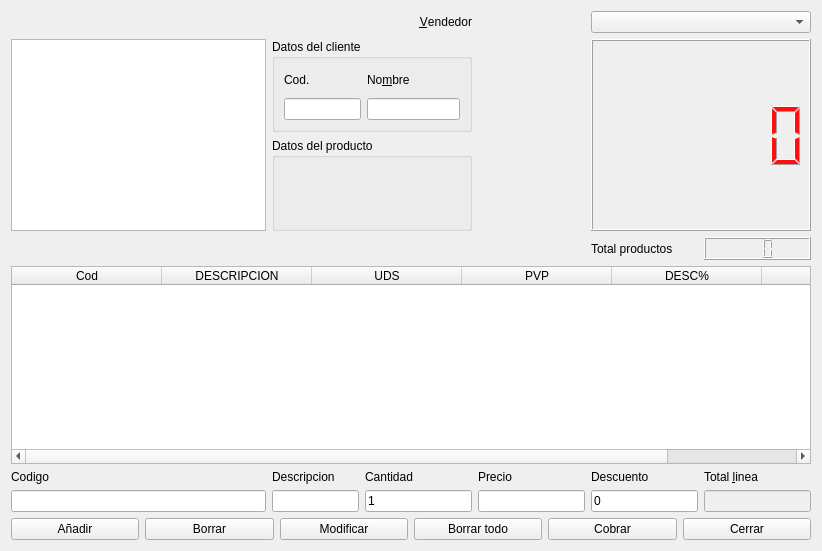
Qt form tpv.ui (Ladis72/tienda) before a commit.
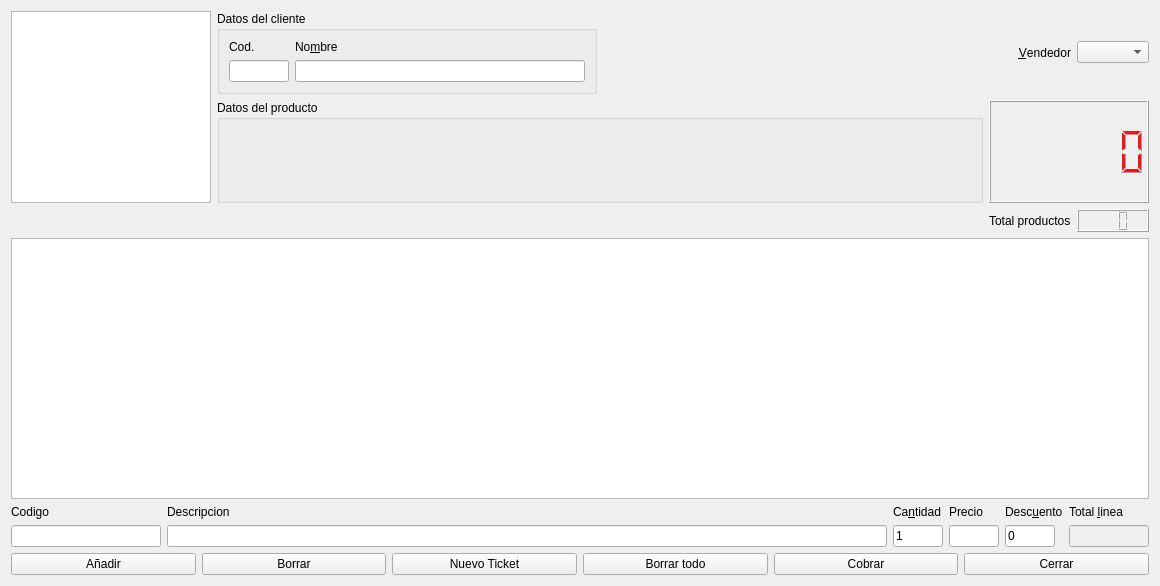
The same form after that commit.

```diff
--- a/tpv.ui
+++ b/tpv.ui
@@ -9,12 +9,12 @@
    <rect>
     <x>0</x>
     <y>0</y>
-    <width>822</width>
-    <height>551</height>
+    <width>1160</width>
+    <height>586</height>
    </rect>
   </property>
   <property name="sizePolicy">
-   <sizepolicy hsizetype="Preferred" vsizetype="Preferred">
+   <sizepolicy hsizetype="Maximum" vsizetype="Maximum">
     <horstretch>0</horstretch>
     <verstretch>0</verstretch>
    </sizepolicy>
@@ -22,160 +22,50 @@
   <property name="windowTitle">
    <string>TPV</string>
   </property>
-  <layout class="QGridLayout" name="gridLayout" columnstretch="0,1,0,0,0,0,0,0,0,0">
-   <item row="5" column="0" colspan="10">
-    <widget class="QTableWidget" name="parrilla_ventas">
-     <property name="focusPolicy">
-      <enum>Qt::ClickFocus</enum>
-     </property>
+  <layout class="QGridLayout" name="gridLayout_3">
+   <item row="5" column="0" colspan="5">
+    <widget class="QTableView" name="tableView">
      <property name="editTriggers">
       <set>QAbstractItemView::NoEditTriggers</set>
      </property>
-     <property name="alternatingRowColors">
-      <bool>true</bool>
-     </property>
      <property name="selectionMode">
       <enum>QAbstractItemView::SingleSelection</enum>
      </property>
      <property name="selectionBehavior">
       <enum>QAbstractItemView::SelectRows</enum>
      </property>
-     <attribute name="horizontalHeaderCascadingSectionResizes">
-      <bool>false</bool>
-     </attribute>
-     <attribute name="horizontalHeaderDefaultSectionSize">
-      <number>150</number>
-     </attribute>
-     <attribute name="horizontalHeaderHighlightSections">
-      <bool>true</bool>
-     </attribute>
-     <attribute name="horizontalHeaderShowSortIndicator" stdset="0">
-      <bool>false</bool>
-     </attribute>
-     <attribute name="horizontalHeaderStretchLastSection">
-      <bool>false</bool>
-     </attribute>
-     <attribute name="verticalHeaderVisible">
-      <bool>false</bool>
-     </attribute>
-     <column>
-      <property name="text">
-       <string>Cod</string>
-      </property>
-      <property name="font">
-       <font>
-        <weight>50</weight>
-        <bold>false</bold>
-       </font>
-      </property>
-     </column>
-     <column>
-      <property name="text">
-       <string>DESCRIPCION</string>
-      </property>
-     </column>
-     <column>
-      <property name="text">
-       <string>UDS</string>
-      </property>
-     </column>
-     <column>
-      <property name="text">
-       <string>PVP</string>
-      </property>
-     </column>
-     <column>
-      <property name="text">
-       <string>DESC%</string>
-      </property>
-     </column>
-     <column>
-      <property name="text">
-       <string>TOTAL</string>
-      </property>
-     </column>
     </widget>
    </item>
-   <item row="7" column="0">
-    <widget class="QLineEdit" name="lineEdit_cod">
-     <property name="text">
-      <string/>
+   <item row="4" column="4">
+    <widget class="QLCDNumber" name="lcdProductos">
+     <property name="font">
+      <font>
+       <weight>75</weight>
+       <bold>true</bold>
+      </font>
      </property>
-    </widget>
-   </item>
-   <item row="1" column="8" colspan="2">
-    <widget class="QComboBox" name="comboBox_vendedor"/>
-   </item>
-   <item row="7" column="9">
-    <widget class="QLineEdit" name="lineEdit_6">
-     <property name="enabled">
+     <property name="autoFillBackground">
       <bool>false</bool>
      </property>
-    </widget>
-   </item>
-   <item row="2" column="1" colspan="6">
-    <widget class="QGroupBox" name="groupBox_cliente">
-     <property name="title">
-      <string>Datos del cliente</string>
+     <property name="styleSheet">
+      <string notr="true">color: rgb(0, 0, 255);</string>
      </property>
-     <layout class="QGridLayout" name="gridLayout_2">
-      <item row="0" column="0">
-       <widget class="QLabel" name="label_cod_cliente">
-        <property name="text">
-         <string>Cod.</string>
-        </property>
-        <property name="buddy">
-         <cstring>lineEdit_cod_cliente</cstring>
-        </property>
-       </widget>
-      </item>
-      <item row="1" column="2">
-       <widget class="QLineEdit" name="lineEdit_nobre_cliente"/>
-      </item>
-      <item row="1" column="0" colspan="2">
-       <widget class="QLineEdit" name="lineEdit_cod_cliente"/>
-      </item>
-      <item row="0" column="2">
-       <widget class="QLabel" name="label_nombr_cliente">
-        <property name="text">
-         <string>No&amp;mbre</string>
-        </property>
-        <property name="buddy">
-         <cstring>lineEdit_nobre_cliente</cstring>
-        </property>
-       </widget>
-      </item>
-     </layout>
-    </widget>
-   </item>
-   <item row="7" column="6">
-    <widget class="QLineEdit" name="lineEdit_Uds">
      <property name="inputMethodHints">
       <set>Qt::ImhDigitsOnly</set>
      </property>
-     <property name="text">
-      <string>1</string>
+     <property name="digitCount">
+      <number>3</number>
      </property>
     </widget>
    </item>
-   <item row="7" column="8">
-    <widget class="QLineEdit" name="lineEdit_descuento">
+   <item row="4" column="3">
+    <widget class="QLabel" name="label_6">
      <property name="text">
-      <string>0</string>
+      <string>Total productos</string>
      </property>
     </widget>
    </item>
-   <item row="6" column="0">
-    <widget class="QLabel" name="label">
-     <property name="text">
-      <string>Codigo</string>
-     </property>
-     <property name="buddy">
-      <cstring>lineEdit_cod</cstring>
-     </property>
-    </widget>
-   </item>
-   <item row="1" column="6">
+   <item row="0" column="3">
     <widget class="QLabel" name="label_vendedor">
      <property name="layoutDirection">
       <enum>Qt::LeftToRight</enum>
@@ -191,92 +81,7 @@
      </property>
     </widget>
    </item>
-   <item row="6" column="1">
-    <widget class="QLabel" name="label_2">
-     <property name="text">
-      <string>Descripcion</string>
-     </property>
-     <property name="buddy">
-      <cstring>lineEdit_desc</cstring>
-     </property>
-    </widget>
-   </item>
-   <item row="3" column="1" colspan="6">
-    <widget class="QGroupBox" name="groupBox">
-     <property name="focusPolicy">
-      <enum>Qt::ClickFocus</enum>
-     </property>
-     <property name="title">
-      <string>Datos del producto</string>
-     </property>
-    </widget>
-   </item>
-   <item row="6" column="6">
-    <widget class="QLabel" name="label_3">
-     <property name="text">
-      <string>Cantidad</string>
-     </property>
-     <property name="buddy">
-      <cstring>lineEdit_Uds</cstring>
-     </property>
-    </widget>
-   </item>
-   <item row="7" column="1" colspan="5">
-    <widget class="QLineEdit" name="lineEdit_desc"/>
-   </item>
-   <item row="2" column="0" rowspan="2">
-    <widget class="QTableWidget" name="table_tickets"/>
-   </item>
-   <item row="6" column="9">
-    <widget class="QLabel" name="label_5">
-     <property name="text">
-      <string>Total &amp;linea</string>
-     </property>
-     <property name="buddy">
-      <cstring>lineEdit_6</cstring>
-     </property>
-    </widget>
-   </item>
-   <item row="6" column="8">
-    <widget class="QLabel" name="label_4">
-     <property name="text">
-      <string>Descuento</string>
-     </property>
-     <property name="buddy">
-      <cstring>lineEdit_descuento</cstring>
-     </property>
-    </widget>
-   </item>
-   <item row="4" column="8">
-    <widget class="QLabel" name="label_6">
-     <property name="text">
-      <string>Total productos</string>
-     </property>
-    </widget>
-   </item>
-   <item row="4" column="9">
-    <widget class="QLCDNumber" name="lcdProductos">
-     <property name="font">
-      <font>
-       <weight>75</weight>
-       <bold>true</bold>
-      </font>
-     </property>
-     <property name="autoFillBackground">
-      <bool>false</bool>
-     </property>
-     <property name="styleSheet">
-      <string notr="true">color: rgb(0, 0, 255);</string>
-     </property>
-     <property name="inputMethodHints">
-      <set>Qt::ImhNone</set>
-     </property>
-     <property name="digitCount">
-      <number>3</number>
-     </property>
-    </widget>
-   </item>
-   <item row="2" column="8" rowspan="2" colspan="2">
+   <item row="1" column="3" rowspan="3" colspan="2">
     <widget class="QLCDNumber" name="lcdNumber_total">
      <property name="enabled">
       <bool>true</bool>
@@ -324,7 +129,227 @@
      </property>
     </widget>
    </item>
-   <item row="10" column="0" colspan="10">
+   <item row="0" column="0" rowspan="4">
+    <widget class="QTableView" name="tableViewTicketsPendientes">
+     <property name="maximumSize">
+      <size>
+       <width>200</width>
+       <height>16777215</height>
+      </size>
+     </property>
+     <property name="editTriggers">
+      <set>QAbstractItemView::NoEditTriggers</set>
+     </property>
+     <property name="alternatingRowColors">
+      <bool>true</bool>
+     </property>
+     <property name="selectionMode">
+      <enum>QAbstractItemView::SingleSelection</enum>
+     </property>
+     <property name="selectionBehavior">
+      <enum>QAbstractItemView::SelectRows</enum>
+     </property>
+    </widget>
+   </item>
+   <item row="6" column="0" colspan="5">
+    <layout class="QGridLayout" name="gridLayout">
+     <item row="0" column="0">
+      <widget class="QLabel" name="label">
+       <property name="text">
+        <string>Codigo</string>
+       </property>
+       <property name="buddy">
+        <cstring>lineEdit_cod</cstring>
+       </property>
+      </widget>
+     </item>
+     <item row="0" column="1">
+      <widget class="QLabel" name="label_2">
+       <property name="text">
+        <string>Descripcion</string>
+       </property>
+       <property name="buddy">
+        <cstring>lineEdit_desc</cstring>
+       </property>
+      </widget>
+     </item>
+     <item row="0" column="2">
+      <widget class="QLabel" name="label_3">
+       <property name="text">
+        <string>Ca&amp;ntidad</string>
+       </property>
+       <property name="buddy">
+        <cstring>lineEdit_Uds</cstring>
+       </property>
+      </widget>
+     </item>
+     <item row="0" column="3">
+      <widget class="QLabel" name="label_7">
+       <property name="text">
+        <string>Precio</string>
+       </property>
+       <property name="buddy">
+        <cstring>lineEdit_precio</cstring>
+       </property>
+      </widget>
+     </item>
+     <item row="0" column="4">
+      <widget class="QLabel" name="label_4">
+       <property name="text">
+        <string>Desc&amp;uento</string>
+       </property>
+       <property name="buddy">
+        <cstring>lineEdit_descuento</cstring>
+       </property>
+      </widget>
+     </item>
+     <item row="0" column="5">
+      <widget class="QLabel" name="label_5">
+       <property name="text">
+        <string>Total &amp;linea</string>
+       </property>
+       <property name="buddy">
+        <cstring>lineEdit_6</cstring>
+       </property>
+      </widget>
+     </item>
+     <item row="1" column="0">
+      <widget class="QLineEdit" name="lineEdit_cod">
+       <property name="maximumSize">
+        <size>
+         <width>150</width>
+         <height>16777215</height>
+        </size>
+       </property>
+       <property name="text">
+        <string/>
+       </property>
+       <property name="maxLength">
+        <number>13</number>
+       </property>
+      </widget>
+     </item>
+     <item row="1" column="1">
+      <widget class="QLineEdit" name="lineEdit_desc"/>
+     </item>
+     <item row="1" column="2">
+      <widget class="QLineEdit" name="lineEdit_Uds">
+       <property name="maximumSize">
+        <size>
+         <width>50</width>
+         <height>16777215</height>
+        </size>
+       </property>
+       <property name="inputMethodHints">
+        <set>Qt::ImhDigitsOnly</set>
+       </property>
+       <property name="text">
+        <string>1</string>
+       </property>
+       <property name="maxLength">
+        <number>3</number>
+       </property>
+      </widget>
+     </item>
+     <item row="1" column="3">
+      <widget class="QLineEdit" name="lineEdit_precio">
+       <property name="maximumSize">
+        <size>
+         <width>50</width>
+         <height>16777215</height>
+        </size>
+       </property>
+       <property name="maxLength">
+        <number>6</number>
+       </property>
+      </widget>
+     </item>
+     <item row="1" column="4">
+      <widget class="QLineEdit" name="lineEdit_descuento">
+       <property name="maximumSize">
+        <size>
+         <width>50</width>
+         <height>16777215</height>
+        </size>
+       </property>
+       <property name="text">
+        <string>0</string>
+       </property>
+       <property name="maxLength">
+        <number>3</number>
+       </property>
+      </widget>
+     </item>
+     <item row="1" column="5">
+      <widget class="QLineEdit" name="lineEdit_6">
+       <property name="enabled">
+        <bool>false</bool>
+       </property>
+       <property name="maximumSize">
+        <size>
+         <width>80</width>
+         <height>16777215</height>
+        </size>
+       </property>
+      </widget>
+     </item>
+    </layout>
+   </item>
+   <item row="0" column="1">
+    <widget class="QGroupBox" name="groupBox_cliente">
+     <property name="maximumSize">
+      <size>
+       <width>800</width>
+       <height>16777215</height>
+      </size>
+     </property>
+     <property name="title">
+      <string>Datos del cliente</string>
+     </property>
+     <layout class="QGridLayout" name="gridLayout_2">
+      <item row="0" column="0">
+       <widget class="QLabel" name="label_cod_cliente">
+        <property name="text">
+         <string>Cod.</string>
+        </property>
+        <property name="buddy">
+         <cstring>lineEdit_cod_cliente</cstring>
+        </property>
+       </widget>
+      </item>
+      <item row="1" column="2">
+       <widget class="QLineEdit" name="lineEdit_nobre_cliente"/>
+      </item>
+      <item row="0" column="2">
+       <widget class="QLabel" name="label_nombr_cliente">
+        <property name="text">
+         <string>No&amp;mbre</string>
+        </property>
+        <property name="buddy">
+         <cstring>lineEdit_nobre_cliente</cstring>
+        </property>
+       </widget>
+      </item>
+      <item row="1" column="0">
+       <widget class="QLineEdit" name="lineEdit_cod_cliente">
+        <property name="maximumSize">
+         <size>
+          <width>60</width>
+          <height>16777215</height>
+         </size>
+        </property>
+        <property name="maxLength">
+         <number>3</number>
+        </property>
+       </widget>
+      </item>
+     </layout>
+    </widget>
+   </item>
+   <item row="0" column="4">
+    <widget class="QComboBox" name="comboBox_vendedor"/>
+   </item>
+   <item row="7" column="0" colspan="5">
     <layout class="QHBoxLayout" name="horizontalLayout">
      <item>
       <widget class="QPushButton" name="btn_anadir">
@@ -346,7 +371,10 @@
      <item>
       <widget class="QPushButton" name="btn_modificar">
        <property name="text">
-        <string>Modificar</string>
+        <string>Nuevo Ticket</string>
+       </property>
+       <property name="shortcut">
+        <string>Ctrl+N</string>
        </property>
       </widget>
      </item>
@@ -385,16 +413,26 @@
      </item>
     </layout>
    </item>
-   <item row="7" column="7">
-    <widget class="QLineEdit" name="lineEdit_precio"/>
+   <item row="0" column="2">
+    <spacer name="horizontalSpacer">
+     <property name="orientation">
+      <enum>Qt::Horizontal</enum>
+     </property>
+     <property name="sizeHint" stdset="0">
+      <size>
+       <width>40</width>
+       <height>20</height>
+      </size>
+     </property>
+    </spacer>
    </item>
-   <item row="6" column="7">
-    <widget class="QLabel" name="label_7">
-     <property name="text">
-      <string>Precio</string>
+   <item row="1" column="1" rowspan="3" colspan="2">
+    <widget class="QGroupBox" name="groupBox">
+     <property name="focusPolicy">
+      <enum>Qt::ClickFocus</enum>
      </property>
-     <property name="buddy">
-      <cstring>lineEdit_precio</cstring>
+     <property name="title">
+      <string>Datos del producto</string>
      </property>
     </widget>
    </item>
```
Left out of the diff: 51 changed lines with no effect on the pictures.
